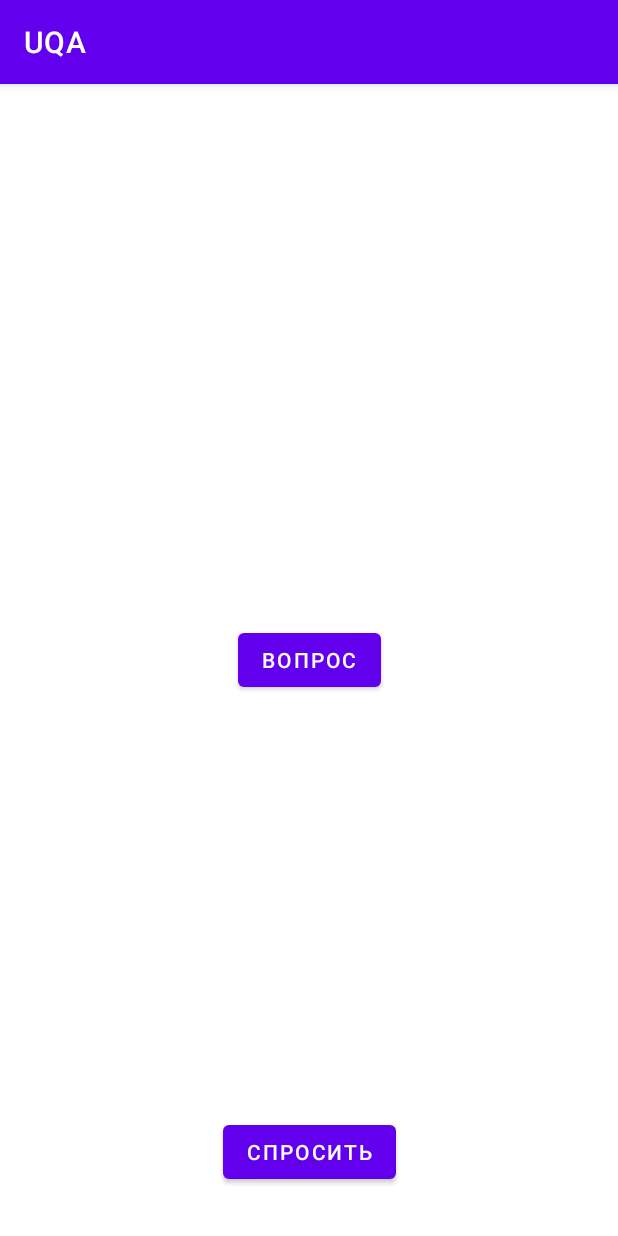
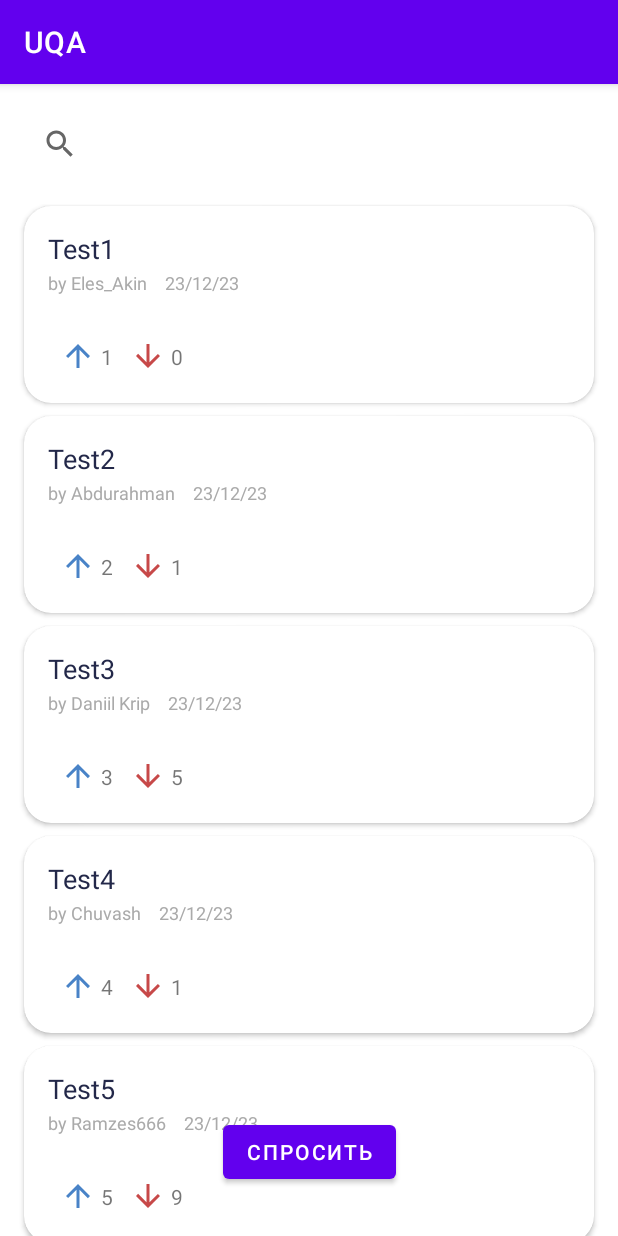
Before and after one commit to SultanSarygulov/UniversityQuestionApp, an Android app: the screen it shows after launch (MainActivity), on a phone screen of 412 x 824 dp. Run offline under Robolectric (Android 15) with nearby library versions, the phone set to English and light mode, and no system bars.

Commit message:
Finished with home fragment

```diff
--- a/app/build.gradle
+++ b/app/build.gradle
@@ -26,8 +26,8 @@ android {
         }
     }
     buildFeatures {
+        dataBinding true
         viewBinding true
-        dataBinding true
     }
     compileOptions {
         sourceCompatibility JavaVersion.VERSION_1_8
--- /dev/null
+++ b/app/src/main/java/com/example/uqa/data/Post.kt
@@ -0,0 +1,14 @@
+package com.example.uqa.data
+
+import android.os.Parcelable
+import kotlinx.parcelize.Parcelize
+
+@Parcelize
+data class Post(
+    val id: Long,
+    val title: String,
+    val author: String,
+    val date: String,
+    var upvotes: Int,
+    var downvotes: Int
+): Parcelable
--- a/app/src/main/java/com/example/uqa/presentation/HomeFragment.kt
+++ /dev/null
@@ -1,36 +0,0 @@
-package com.example.uqa.presentation
-
-import android.os.Bundle
-import androidx.fragment.app.Fragment
-import android.view.LayoutInflater
-import android.view.View
-import android.view.ViewGroup
-import androidx.navigation.fragment.findNavController
-import com.example.uqa.R
-import com.example.uqa.databinding.FragmentHomeBinding
-
-
-class HomeFragment : Fragment() {
-
-    private lateinit var binding: FragmentHomeBinding
-
-    override fun onCreateView(
-        inflater: LayoutInflater, container: ViewGroup?,
-        savedInstanceState: Bundle?
-    ): View? {
-        binding = FragmentHomeBinding.inflate(inflater, container, false)
-        return binding.root
-    }
-
-    override fun onViewCreated(view: View, savedInstanceState: Bundle?) {
-        super.onViewCreated(view, savedInstanceState)
-
-        binding.questionButton.setOnClickListener {
-            findNavController().navigate(R.id.action_homeFragment_to_questionFragment)
-        }
-
-        binding.askButton.setOnClickListener {
-            findNavController().navigate(R.id.action_homeFragment_to_askQuestionFragment)
-        }
-    }
-}
--- /dev/null
+++ b/app/src/main/java/com/example/uqa/presentation/home/HomeFragment.kt
@@ -0,0 +1,58 @@
+package com.example.uqa.presentation.home
+
+import android.os.Bundle
+import androidx.fragment.app.Fragment
+import android.view.LayoutInflater
+import android.view.View
+import android.view.ViewGroup
+import androidx.navigation.fragment.findNavController
+import com.example.uqa.R
+import com.example.uqa.data.Post
+import com.example.uqa.databinding.FragmentHomeBinding
+
+
+class HomeFragment : Fragment() {
+
+    private lateinit var binding: FragmentHomeBinding
+
+    override fun onCreateView(
+        inflater: LayoutInflater, container: ViewGroup?,
+        savedInstanceState: Bundle?
+    ): View? {
+        binding = FragmentHomeBinding.inflate(inflater, container, false)
+        return binding.root
+    }
+
+    override fun onViewCreated(view: View, savedInstanceState: Bundle?) {
+        super.onViewCreated(view, savedInstanceState)
+
+        setAdapter()
+//
+//        binding.questionButton.setOnClickListener {
+//            findNavController().navigate(R.id.action_homeFragment_to_questionFragment)
+//        }
+
+        binding.askButton.setOnClickListener {
+            findNavController().navigate(R.id.action_homeFragment_to_askQuestionFragment)
+        }
+    }
+
+    private fun setAdapter() {
+        val postAdapter = PostAdapter()
+        binding.mainCarousel.adapter = postAdapter
+        postAdapter.submitList(listOf(
+            Post(0, "Test1", "Eles_Akin", "23/12/23", 1, 0),
+            Post(1, "Test2", "Abdurahman", "23/12/23", 2, 1),
+            Post(2, "Test3", "Daniil Krip", "23/12/23", 3, 5),
+            Post(3, "Test4", "Chuvash", "23/12/23", 4, 1),
+            Post(4, "Test5", "Ramzes666", "23/12/23", 5, 9),
+            Post(5, "Test6", "Ruslan Isaev", "23/12/23", 6, 1),
+        ))
+
+        postAdapter.onPostClockListener = {post ->
+
+            val action = HomeFragmentDirections.actionHomeFragmentToQuestionFragment(post)
+            findNavController().navigate(action)
+        }
+    }
+}
--- /dev/null
+++ b/app/src/main/java/com/example/uqa/presentation/home/PostAdapter.kt
@@ -0,0 +1,65 @@
+package com.example.uqa.presentation.home
+
+import android.content.ClipData
+import android.view.LayoutInflater
+import android.view.View
+import android.view.ViewGroup
+import androidx.recyclerview.widget.DiffUtil
+import androidx.recyclerview.widget.ListAdapter
+import androidx.recyclerview.widget.RecyclerView
+import com.example.uqa.R
+import com.example.uqa.data.Post
+import com.example.uqa.databinding.ItemPostBinding
+
+class PostAdapter: ListAdapter<Post, PostAdapter.PostViewHolder>(PostDiffUtil()) {
+
+    var onPostClockListener: ((Post) -> Unit)? = null
+
+    class PostViewHolder(
+            view: View,
+            private val onPostClockListener: ((Post) -> Unit)?
+    ): RecyclerView.ViewHolder(view) {
+        private val binding = ItemPostBinding.bind(view)
+
+        fun bind(post: Post) = with(binding){
+            postTitle.text = post.title
+            postAuthor.text = "by ${post.author}"
+            postDate.text = post.date
+            upvoteNum.text = post.upvotes.toString()
+            downvoteNum.text = post.downvotes.toString()
+
+            upvoteButton.setOnClickListener {
+                post.upvotes += 1
+            }
+
+            downvoteButton.setOnClickListener {
+                post.downvotes += 1
+            }
+
+            binding.itemPost.setOnClickListener {
+                onPostClockListener?.invoke(post)
+            }
+        }
+    }
+
+    override fun onCreateViewHolder(parent: ViewGroup, viewType: Int): PostViewHolder {
+        val view = LayoutInflater.from(parent.context).inflate(R.layout.item_post, parent, false)
+        return PostViewHolder(view, onPostClockListener)
+    }
+
+    override fun onBindViewHolder(holder: PostViewHolder, position: Int) {
+        holder.bind(getItem(position))
+    }
+
+    class PostDiffUtil: DiffUtil.ItemCallback<Post>(){
+        override fun areItemsTheSame(oldItem: Post, newItem: Post): Boolean {
+            return oldItem.id == newItem.id
+        }
+
+        override fun areContentsTheSame(oldItem: Post, newItem: Post): Boolean {
+            return oldItem == newItem
+        }
+
+    }
+
+}
--- /dev/null
+++ b/app/src/main/res/drawable/ic_downvote.xml
@@ -0,0 +1,5 @@
+<vector android:height="24dp" android:tint="#C74949"
+    android:viewportHeight="24" android:viewportWidth="24"
+    android:width="24dp" xmlns:android="http://schemas.android.com/apk/res/android">
+    <path android:fillColor="@android:color/white" android:pathData="M20,12l-1.41,-1.41L13,16.17V4h-2v12.17l-5.58,-5.59L4,12l8,8 8,-8z"/>
+</vector>
--- /dev/null
+++ b/app/src/main/res/drawable/ic_upvote.xml
@@ -0,0 +1,5 @@
+<vector android:height="24dp" android:tint="#4983C7"
+    android:viewportHeight="24" android:viewportWidth="24"
+    android:width="24dp" xmlns:android="http://schemas.android.com/apk/res/android">
+    <path android:fillColor="@android:color/white" android:pathData="M4,12l1.41,1.41L11,7.83V20h2V7.83l5.58,5.59L20,12l-8,-8 -8,8z"/>
+</vector>
--- a/app/src/main/res/layout/fragment_home.xml
+++ b/app/src/main/res/layout/fragment_home.xml
@@ -4,18 +4,32 @@
     xmlns:tools="http://schemas.android.com/tools"
     android:layout_width="match_parent"
     android:layout_height="match_parent"
-    tools:context=".presentation.HomeFragment">
+    tools:context=".presentation.home.HomeFragment">
 
-    <Button
-        android:id="@+id/questionButton"
-        android:layout_width="wrap_content"
-        android:layout_height="wrap_content"
-        android:text="Вопрос"
-        app:layout_constraintBottom_toBottomOf="parent"
+    <androidx.appcompat.widget.SearchView
+        android:id="@+id/searchView"
+        android:layout_width="match_parent"
+        android:layout_height="0dp"
+        android:layout_marginStart="16dp"
+        android:layout_marginTop="16dp"
+        android:layout_marginEnd="16dp"
         app:layout_constraintEnd_toEndOf="parent"
         app:layout_constraintHorizontal_bias="0.5"
         app:layout_constraintStart_toStartOf="parent"
         app:layout_constraintTop_toTopOf="parent" />
+
+    <androidx.recyclerview.widget.RecyclerView
+        android:id="@+id/main_carousel"
+        android:layout_width="match_parent"
+        android:layout_height="0dp"
+        android:layout_marginTop="16dp"
+        android:orientation="vertical"
+        app:layoutManager="androidx.recyclerview.widget.LinearLayoutManager"
+        app:layout_constraintBottom_toBottomOf="parent"
+        app:layout_constraintEnd_toEndOf="parent"
+        app:layout_constraintStart_toStartOf="parent"
+        app:layout_constraintTop_toBottomOf="@+id/searchView"
+        tools:listitem="@layout/item_post" />
 
     <Button
         android:id="@+id/askButton"
--- /dev/null
+++ b/app/src/main/res/layout/item_answer.xml
@@ -0,0 +1,6 @@
+<?xml version="1.0" encoding="utf-8"?>
+<androidx.constraintlayout.widget.ConstraintLayout xmlns:android="http://schemas.android.com/apk/res/android"
+    android:layout_width="match_parent"
+    android:layout_height="match_parent">
+
+</androidx.constraintlayout.widget.ConstraintLayout>
--- /dev/null
+++ b/app/src/main/res/layout/item_post.xml
@@ -0,0 +1,99 @@
+<?xml version="1.0" encoding="utf-8"?>
+
+<androidx.cardview.widget.CardView
+    android:id="@+id/item_post"
+    xmlns:android="http://schemas.android.com/apk/res/android"
+    xmlns:app="http://schemas.android.com/apk/res-auto"
+    android:layout_width="match_parent"
+    android:layout_height="131dp"
+    app:cardCornerRadius="18dp"
+    android:layout_marginTop="1dp"
+    android:layout_marginBottom="7dp"
+    android:layout_marginStart="16dp"
+    android:layout_marginEnd="16dp">
+
+    <androidx.constraintlayout.widget.ConstraintLayout
+    android:layout_width="match_parent"
+    android:layout_height="match_parent">
+
+    <TextView
+        android:id="@+id/post_title"
+        android:layout_width="0dp"
+        android:layout_height="wrap_content"
+        android:layout_marginStart="16dp"
+        android:layout_marginTop="16dp"
+        android:layout_marginEnd="32dp"
+        android:text="How can I get my student ID ?"
+        android:textColor="@color/paletteBlack"
+        android:textFontWeight="600"
+        android:textSize="18sp"
+        app:layout_constraintEnd_toEndOf="parent"
+        app:layout_constraintStart_toStartOf="parent"
+        app:layout_constraintTop_toTopOf="parent" />
+
+    <TextView
+        android:id="@+id/post_author"
+        android:layout_width="wrap_content"
+        android:layout_height="wrap_content"
+        android:layout_marginTop="2dp"
+        android:text="by @mekiagaso"
+        android:textColor="@color/gray"
+        android:textSize="12sp"
+        app:layout_constraintStart_toStartOf="@+id/post_title"
+        app:layout_constraintTop_toBottomOf="@+id/post_title" />
+
+    <TextView
+        android:id="@+id/post_date"
+        android:layout_width="wrap_content"
+        android:layout_height="wrap_content"
+        android:layout_marginStart="12dp"
+        android:layout_marginTop="2dp"
+        android:text="5d "
+        android:textColor="@color/gray"
+        android:textSize="12sp"
+        app:layout_constraintStart_toEndOf="@+id/post_author"
+        app:layout_constraintTop_toBottomOf="@+id/post_title" />
+
+    <ImageView
+        android:id="@+id/upvote_button"
+        android:layout_width="wrap_content"
+        android:layout_height="wrap_content"
+        android:layout_marginStart="24dp"
+        android:layout_marginBottom="19dp"
+        app:layout_constraintBottom_toBottomOf="parent"
+        app:layout_constraintStart_toStartOf="parent"
+        android:background="?attr/selectableItemBackground"
+        app:srcCompat="@drawable/ic_upvote" />
+
+    <ImageView
+        android:id="@+id/downvote_button"
+        android:layout_width="wrap_content"
+        android:layout_height="wrap_content"
+        android:layout_marginStart="11dp"
+        app:layout_constraintBottom_toBottomOf="@+id/upvote_button"
+        app:layout_constraintStart_toEndOf="@+id/upvote_num"
+        android:background="?attr/selectableItemBackground"
+        app:srcCompat="@drawable/ic_downvote" />
+
+    <TextView
+        android:id="@+id/upvote_num"
+        android:layout_width="wrap_content"
+        android:layout_height="wrap_content"
+        android:layout_marginStart="3dp"
+        android:text="0"
+        app:layout_constraintBottom_toBottomOf="@+id/upvote_button"
+        app:layout_constraintStart_toEndOf="@+id/upvote_button"
+        app:layout_constraintTop_toTopOf="@+id/upvote_button" />
+
+    <TextView
+        android:id="@+id/downvote_num"
+        android:layout_width="wrap_content"
+        android:layout_height="wrap_content"
+        android:layout_marginStart="3dp"
+        android:text="0"
+        app:layout_constraintBottom_toBottomOf="@+id/downvote_button"
+        app:layout_constraintStart_toEndOf="@+id/downvote_button"
+        app:layout_constraintTop_toTopOf="@+id/downvote_button" />
+</androidx.constraintlayout.widget.ConstraintLayout>
+
+</androidx.cardview.widget.CardView>
--- a/app/src/main/res/navigation/navgraph.xml
+++ b/app/src/main/res/navigation/navgraph.xml
@@ -7,7 +7,7 @@
 
     <fragment
         android:id="@+id/homeFragment"
-        android:name="com.example.uqa.presentation.HomeFragment"
+        android:name="com.example.uqa.presentation.home.HomeFragment"
         android:label="fragment_home"
         tools:layout="@layout/fragment_home" >
         <action
@@ -19,9 +19,13 @@
     </fragment>
     <fragment
         android:id="@+id/questionFragment"
-        android:name="com.example.uqa.presentation.QuestionFragment"
+        android:name="com.example.uqa.presentation.question.QuestionFragment"
         android:label="fragment_question"
-        tools:layout="@layout/fragment_question" />
+        tools:layout="@layout/fragment_question" >
+        <argument
+            android:name="currentPost"
+            app:argType="com.example.uqa.data.Post" />
+    </fragment>
     <fragment
         android:id="@+id/askQuestionFragment"
         android:name="com.example.uqa.presentation.AskQuestionFragment"
--- a/app/src/main/res/values/colors.xml
+++ b/app/src/main/res/values/colors.xml
@@ -7,4 +7,8 @@
     <color name="teal_700">#FF018786</color>
     <color name="black">#FF000000</color>
     <color name="white">#FFFFFFFF</color>
+
+    <color name="paletteBlack">#232849</color>
+    <color name="gray">#AAAAAA</color>
+
 </resources>
```
Also changed, not shown: app/src/main/java/com/example/uqa/presentation/QuestionFragment.kt (deleted, +0 -24 lines), app/src/main/java/com/example/uqa/presentation/question/QuestionFragment.kt (added, +54 -0 lines), app/src/main/res/layout/fragment_question.xml (+117 -6 lines).
